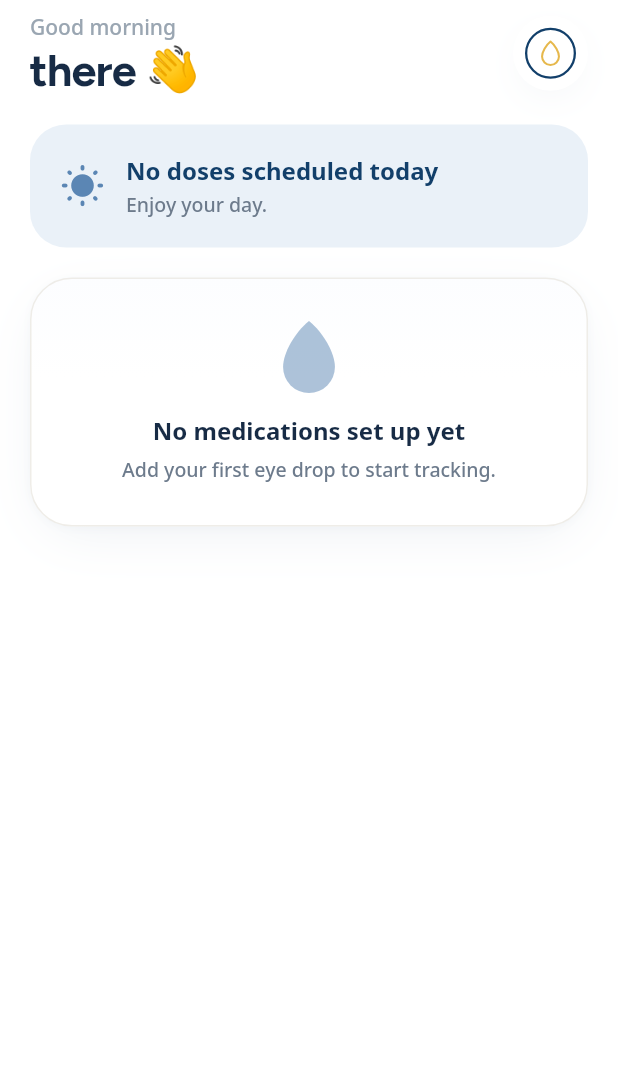
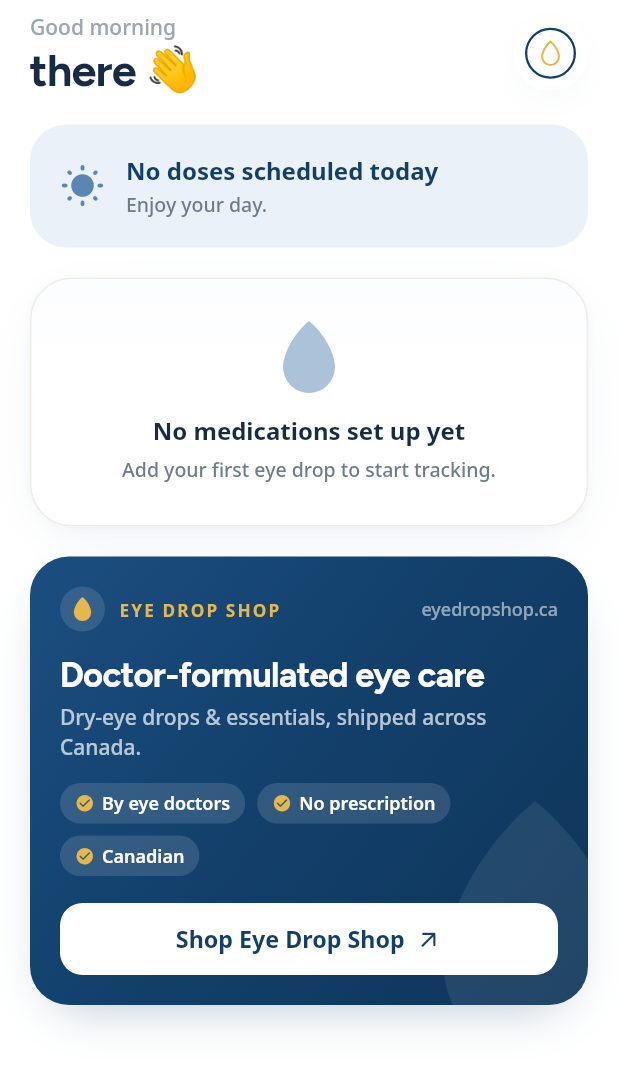
Before and after one commit to WaseemMirzaa/EDS, a Flutter app: the TodayScreen screen opened directly, on a phone screen of 412 x 824 dp. Shown: the top 1068 px of the screen. Run offline on Flutter 3.47's test engine with Material 3 defaults, Android fonts, the phone set to English and light mode, and no system bars; our stand-ins replace flutter_local_notifications, flutter_svg, flutter_timezone, google_fonts, pdf, printing and 3 more; accounts and stored records are empty.

Commit message:
Add Eye Drop Shop store link + premium CRO banners
- Shop service opens eyedropshop.ca in the external browser (UTM-tagged per
  placement for attribution).
- Premium conversion banner on Today (deep-ocean card, gold brand accent,
  trust signals — by eye doctors / no prescription / Canadian — and a single
  strong CTA).
- Compact "restock" cards on the Medications list and in Settings.

Co-Authored-By: Claude Opus 4.8 <noreply@anthropic.com>

```diff
--- /dev/null
+++ b/drop_tracker/lib/data/shop.dart
@@ -0,0 +1,30 @@
+import 'package:flutter/material.dart';
+import 'package:url_launcher/url_launcher.dart';
+
+/// Eye Drop Shop storefront — opened in the device's external browser.
+class Shop {
+  Shop._();
+
+  static const String domain = 'eyedropshop.ca';
+  static const String _base = 'https://eyedropshop.ca';
+
+  /// Opens the store in the external browser, tagged so the shop can attribute
+  /// visits coming from the app.
+  static Future<void> open(BuildContext context, {String campaign = 'in_app_banner'}) async {
+    final uri = Uri.parse(
+      '$_base?utm_source=droptracker_app&utm_medium=in_app&utm_campaign=$campaign',
+    );
+    try {
+      final ok = await launchUrl(uri, mode: LaunchMode.externalApplication);
+      if (!ok && context.mounted) _fallback(context);
+    } catch (_) {
+      if (context.mounted) _fallback(context);
+    }
+  }
+
+  static void _fallback(BuildContext context) {
+    ScaffoldMessenger.of(context).showSnackBar(
+      const SnackBar(content: Text('Visit eyedropshop.ca in your browser.')),
+    );
+  }
+}
--- a/drop_tracker/lib/screens/settings_screen.dart
+++ b/drop_tracker/lib/screens/settings_screen.dart
@@ -12,6 +12,7 @@ import '../widgets/common.dart';
 import '../widgets/disclaimer_banner.dart';
 import '../widgets/drop_logo.dart';
 import '../widgets/motion.dart';
+import '../widgets/shop_banner.dart';
 import 'battery_optimization_screen.dart';
 import 'profile_screen.dart';
 
@@ -102,6 +103,15 @@ class SettingsScreen extends StatelessWidget {
                   const Icon(Icons.chevron_right_rounded, color: BrandColors.inkFaint),
                 ],
               ),
+            ),
+            const Gap(24),
+
+            // Shop
+            const SectionLabel('Eye Drop Shop'),
+            const ShopRestockCard(
+              title: 'Shop doctor-formulated drops',
+              subtitle: 'Dry-eye care & essentials at eyedropshop.ca.',
+              campaign: 'settings_shop',
             ),
             const Gap(24),
 
--- a/drop_tracker/lib/screens/today_screen.dart
+++ b/drop_tracker/lib/screens/today_screen.dart
@@ -18,6 +18,7 @@ import '../widgets/dose_timeline.dart';
 import '../widgets/drop_logo.dart';
 import '../widgets/motion.dart';
 import '../widgets/next_dose_banner.dart';
+import '../widgets/shop_banner.dart';
 
 class TodayScreen extends StatefulWidget {
   const TodayScreen({super.key});
@@ -170,6 +171,8 @@ class _TodayScreenState extends State<TodayScreen> {
                 ),
               ),
             ],
+            const Gap(20),
+            FadeSlideIn(delay: const Duration(milliseconds: 160), child: const ShopBanner()),
           ],
         ),
       ),
--- /dev/null
+++ b/drop_tracker/lib/widgets/shop_banner.dart
@@ -0,0 +1,201 @@
+import 'package:flutter/material.dart';
+import 'package:flutter/services.dart';
+
+import '../data/shop.dart';
+import '../theme/app_theme.dart';
+import '../theme/brand.dart';
+import 'drop_logo.dart';
+import 'motion.dart';
+
+/// Premium, conversion-focused store banner (Home hero). Deep-ocean surface,
+/// gold brand accent, trust signals and a single strong CTA that opens
+/// eyedropshop.ca in the external browser.
+class ShopBanner extends StatelessWidget {
+  final String title;
+  final String subtitle;
+  final String cta;
+  final String campaign;
+  const ShopBanner({
+    super.key,
+    this.title = 'Doctor-formulated eye care',
+    this.subtitle = 'Dry-eye drops & essentials, shipped across Canada.',
+    this.cta = 'Shop Eye Drop Shop',
+    this.campaign = 'home_banner',
+  });
+
+  @override
+  Widget build(BuildContext context) {
+    return Pressable(
+      onTap: () {
+        HapticFeedback.lightImpact();
+        Shop.open(context, campaign: campaign);
+      },
+      borderRadius: BorderRadius.circular(26),
+      child: Container(
+        width: double.infinity,
+        decoration: BoxDecoration(
+          gradient: BrandColors.heroGradient,
+          borderRadius: BorderRadius.circular(26),
+          boxShadow: [
+            BoxShadow(
+              color: BrandColors.primary.withValues(alpha: 0.28),
+              blurRadius: 28,
+              offset: const Offset(0, 14),
+              spreadRadius: -12,
+            ),
+          ],
+        ),
+        child: ClipRRect(
+          borderRadius: BorderRadius.circular(26),
+          child: Stack(
+            children: [
+              Positioned(
+                right: -26,
+                bottom: -34,
+                child: Opacity(opacity: 0.08, child: DropMark(size: 170, color: Colors.white, filled: true)),
+              ),
+              Padding(
+                padding: const EdgeInsets.all(20),
+                child: Column(
+                  crossAxisAlignment: CrossAxisAlignment.start,
+                  children: [
+                    Row(
+                      children: [
+                        Container(
+                          width: 30,
+                          height: 30,
+                          decoration: BoxDecoration(color: Colors.white.withValues(alpha: 0.12), shape: BoxShape.circle),
+                          alignment: Alignment.center,
+                          child: DropMark(size: 16, color: BrandColors.gold, filled: true),
+                        ),
+                        const SizedBox(width: 9),
+                        Text('EYE DROP SHOP',
+                            style: AppTypography.body(11.5, weight: FontWeight.w700, color: BrandColors.gold, letterSpacing: 1.4)),
+                        const Spacer(),
+                        Text(Shop.domain,
+                            style: AppTypography.body(12, weight: FontWeight.w500, color: Colors.white54)),
+                      ],
+                    ),
+                    const SizedBox(height: 16),
+                    Text(title,
+                        style: AppTypography.display(23, weight: FontWeight.w700, color: Colors.white, height: 1.1)),
+                    const SizedBox(height: 6),
+                    Text(subtitle,
+                        style: AppTypography.body(14, weight: FontWeight.w500, color: Colors.white70, height: 1.4)),
+                    const SizedBox(height: 14),
+                    Wrap(
+                      spacing: 8,
+                      runSpacing: 8,
+                      children: const [
+                        _Trust('By eye doctors'),
+                        _Trust('No prescription'),
+                        _Trust('Canadian'),
+                      ],
+                    ),
+                    const SizedBox(height: 18),
+                    Container(
+                      height: 48,
+                      width: double.infinity,
+                      alignment: Alignment.center,
+                      decoration: BoxDecoration(color: Colors.white, borderRadius: BorderRadius.circular(15)),
+                      child: Row(
+                        mainAxisSize: MainAxisSize.min,
+                        children: [
+                          Text(cta, style: AppTypography.body(15.5, weight: FontWeight.w700, color: BrandColors.primary)),
+                          const SizedBox(width: 7),
+                          const Icon(Icons.arrow_outward_rounded, size: 18, color: BrandColors.primary),
+                        ],
+                      ),
+                    ),
+                  ],
+                ),
+              ),
+            ],
+          ),
+        ),
+      ),
+    );
+  }
+}
+
+class _Trust extends StatelessWidget {
+  final String text;
+  const _Trust(this.text);
+  @override
+  Widget build(BuildContext context) {
+    return Container(
+      padding: const EdgeInsets.symmetric(horizontal: 10, vertical: 5),
+      decoration: BoxDecoration(color: Colors.white.withValues(alpha: 0.13), borderRadius: BorderRadius.circular(999)),
+      child: Row(
+        mainAxisSize: MainAxisSize.min,
+        children: [
+          const Icon(Icons.check_circle_rounded, size: 13, color: BrandColors.gold),
+          const SizedBox(width: 5),
+          Text(text, style: AppTypography.body(12, weight: FontWeight.w600, color: Colors.white)),
+        ],
+      ),
+    );
+  }
+}
+
+/// Compact "restock" card for lists (Medications) and rows (Settings).
+class ShopRestockCard extends StatelessWidget {
+  final String title;
+  final String subtitle;
+  final String campaign;
+  const ShopRestockCard({
+    super.key,
+    this.title = 'Running low on drops?',
+    this.subtitle = 'Restock from Eye Drop Shop — no prescription needed.',
+    this.campaign = 'restock_card',
+  });
+
+  @override
+  Widget build(BuildContext context) {
+    return Pressable(
+      onTap: () {
+        HapticFeedback.lightImpact();
+        Shop.open(context, campaign: campaign);
+      },
+      borderRadius: BorderRadius.circular(AppRadius.card),
+      child: Container(
+        padding: const EdgeInsets.all(16),
+        decoration: BoxDecoration(
+          color: BrandColors.cloud,
+          borderRadius: BorderRadius.circular(AppRadius.card),
+          border: Border.all(color: BrandColors.primary.withValues(alpha: 0.10)),
+        ),
+        child: Row(
+          children: [
+            Container(
+              width: 46,
+              height: 46,
+              decoration: BoxDecoration(color: BrandColors.surface, borderRadius: BorderRadius.circular(13)),
+              alignment: Alignment.center,
+              child: DropMark(size: 24, color: BrandColors.gold, filled: true),
+            ),
+            const SizedBox(width: 14),
+            Expanded(
+              child: Column(
+                crossAxisAlignment: CrossAxisAlignment.start,
+                children: [
+                  Text(title, style: AppTypography.body(15, weight: FontWeight.w700, color: BrandColors.ink)),
+                  const SizedBox(height: 2),
+                  Text(subtitle,
+                      style: AppTypography.body(12.5, weight: FontWeight.w500, color: BrandColors.inkSoft, height: 1.3)),
+                ],
+              ),
+            ),
+            const SizedBox(width: 10),
+            Container(
+              width: 34,
+              height: 34,
+              decoration: const BoxDecoration(color: BrandColors.primary, shape: BoxShape.circle),
+              child: const Icon(Icons.arrow_outward_rounded, size: 18, color: Colors.white),
+            ),
+          ],
+        ),
+      ),
+    );
+  }
+}
```
Also changed, not shown: drop_tracker/lib/screens/medications_screen.dart (+14 -5 lines).
